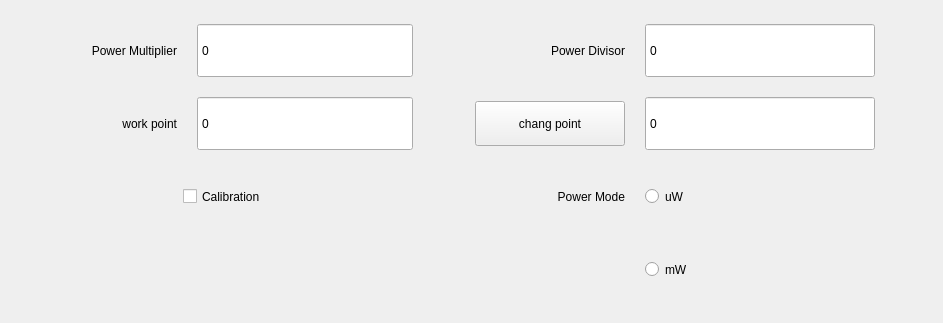
Before: the Qt Designer form motherwdt.ui in yuanjinxin123/shenglei, drawn with Qt 5.
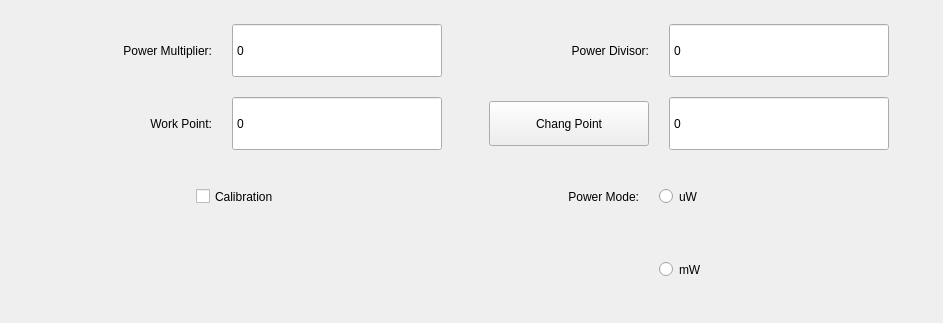
After: the same form once the commit is applied.

```diff
--- a/motherwdt.ui
+++ b/motherwdt.ui
@@ -23,22 +23,25 @@
       <widget class="QLabel" name="label">
        <property name="minimumSize">
         <size>
-         <width>110</width>
+         <width>160</width>
          <height>55</height>
         </size>
        </property>
        <property name="maximumSize">
         <size>
-         <width>110</width>
+         <width>160</width>
          <height>55</height>
         </size>
        </property>
        <property name="text">
-        <string>Power Multiplier</string>
+        <string>Power Multiplier:</string>
        </property>
        <property name="alignment">
         <set>Qt::AlignRight|Qt::AlignTrailing|Qt::AlignVCenter</set>
        </property>
+       <property name="wordWrap">
+        <bool>true</bool>
+       </property>
        <property name="indent">
         <number>0</number>
        </property>
@@ -86,18 +89,18 @@
       <widget class="QLabel" name="label_2">
        <property name="minimumSize">
         <size>
-         <width>150</width>
+         <width>160</width>
          <height>55</height>
         </size>
        </property>
        <property name="maximumSize">
         <size>
-         <width>150</width>
+         <width>160</width>
          <height>55</height>
         </size>
        </property>
        <property name="text">
-        <string>Power Divisor</string>
+        <string>Power Divisor:</string>
        </property>
        <property name="alignment">
         <set>Qt::AlignRight|Qt::AlignTrailing|Qt::AlignVCenter</set>
@@ -146,18 +149,18 @@
       <widget class="QLabel" name="label_10">
        <property name="minimumSize">
         <size>
-         <width>110</width>
+         <width>160</width>
          <height>55</height>
         </size>
        </property>
        <property name="maximumSize">
         <size>
-         <width>110</width>
+         <width>160</width>
          <height>55</height>
         </size>
        </property>
        <property name="text">
-        <string>work point</string>
+        <string>Work Point:</string>
        </property>
        <property name="alignment">
         <set>Qt::AlignRight|Qt::AlignTrailing|Qt::AlignVCenter</set>
@@ -209,18 +212,18 @@
        </property>
        <property name="minimumSize">
         <size>
-         <width>150</width>
+         <width>160</width>
          <height>45</height>
         </size>
        </property>
        <property name="maximumSize">
         <size>
-         <width>150</width>
+         <width>160</width>
          <height>45</height>
         </size>
        </property>
        <property name="text">
-        <string>chang point</string>
+        <string>Chang Point</string>
        </property>
       </widget>
      </item>
@@ -325,7 +328,7 @@
         </size>
        </property>
        <property name="text">
-        <string>Power Mode</string>
+        <string>Power Mode:</string>
        </property>
        <property name="alignment">
         <set>Qt::AlignRight|Qt::AlignTrailing|Qt::AlignVCenter</set>
```
